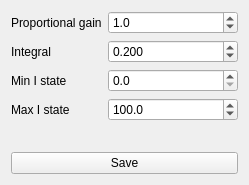
First picture: the form in regulatorsettings.ui, repository johnerlandsson/QMonsterMash, before the edit.
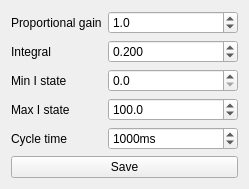
Second picture: the form after the edit.

Diff of the .ui file:
```diff
--- a/regulatorsettings.ui
+++ b/regulatorsettings.ui
@@ -105,6 +105,29 @@
        </property>
       </widget>
      </item>
+     <item row="4" column="0">
+      <widget class="QLabel" name="label_5">
+       <property name="text">
+        <string>Cycle time</string>
+       </property>
+      </widget>
+     </item>
+     <item row="4" column="1">
+      <widget class="QSpinBox" name="spnCycleTime">
+       <property name="suffix">
+        <string>ms</string>
+       </property>
+       <property name="minimum">
+        <number>100</number>
+       </property>
+       <property name="maximum">
+        <number>99999</number>
+       </property>
+       <property name="value">
+        <number>1000</number>
+       </property>
+      </widget>
+     </item>
     </layout>
    </item>
    <item>
```
